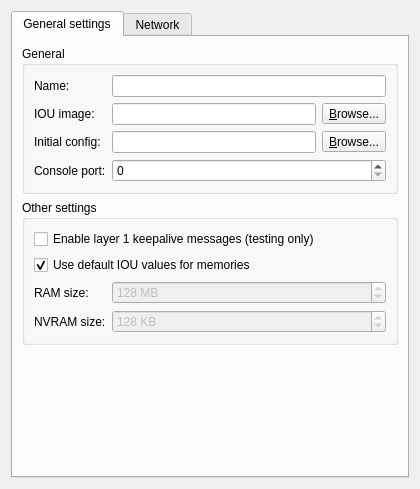
This is gns3/modules/iou/ui/iou_device_configuration_page.ui in GNS3/gns3-gui as Qt 5 draws it before an edit. The edited form follows.
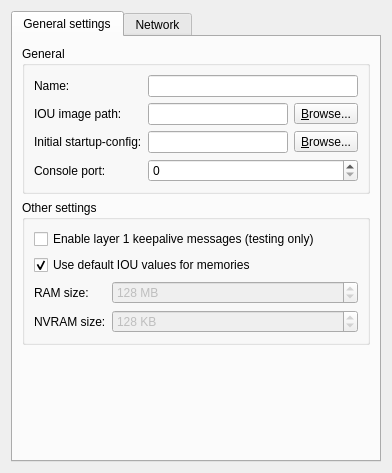
This is the edited form.

Commit message: Refactor how to deal with initial base configs for IOS, IOU and VPCS.

```diff
--- a/gns3/modules/iou/ui/iou_device_configuration_page.ui
+++ b/gns3/modules/iou/ui/iou_device_configuration_page.ui
@@ -6,8 +6,8 @@
    <rect>
     <x>0</x>
     <y>0</y>
-    <width>420</width>
-    <height>489</height>
+    <width>392</width>
+    <height>473</height>
    </rect>
   </property>
   <property name="windowTitle">
@@ -46,7 +46,7 @@
           <item row="1" column="0">
            <widget class="QLabel" name="uiIOUImageLabel">
             <property name="text">
-             <string>IOU image:</string>
+             <string>IOU image path:</string>
             </property>
            </widget>
           </item>
@@ -70,7 +70,7 @@
           <item row="2" column="0">
            <widget class="QLabel" name="uiInitialConfigLabel">
             <property name="text">
-             <string>Initial config:</string>
+             <string>Initial startup-config:</string>
             </property>
            </widget>
           </item>
```
The commit also changes 9 other files.
